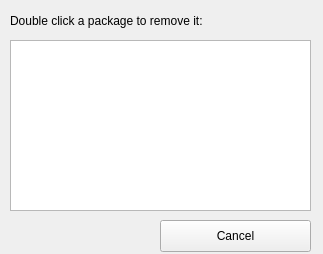
Above: vcbld-gui/remove.ui from dreamplayerzhang/vcbld before the change. Below: the same form after it.
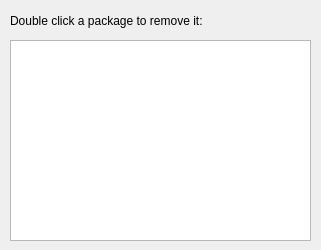
That is the form after the change.

Diff of the .ui file:
```diff
--- a/vcbld-gui/remove.ui
+++ b/vcbld-gui/remove.ui
@@ -6,34 +6,21 @@
    <rect>
     <x>0</x>
     <y>0</y>
-    <width>323</width>
-    <height>254</height>
+    <width>321</width>
+    <height>250</height>
    </rect>
   </property>
   <property name="windowTitle">
    <string>MainWindow</string>
   </property>
   <widget class="QWidget" name="centralwidget">
-   <widget class="QPushButton" name="cancelButton">
-    <property name="geometry">
-     <rect>
-      <x>160</x>
-      <y>220</y>
-      <width>151</width>
-      <height>32</height>
-     </rect>
-    </property>
-    <property name="text">
-     <string>Cancel</string>
-    </property>
-   </widget>
    <widget class="QListWidget" name="listWidget">
     <property name="geometry">
      <rect>
       <x>10</x>
       <y>40</y>
       <width>301</width>
-      <height>171</height>
+      <height>201</height>
      </rect>
     </property>
    </widget>
```
